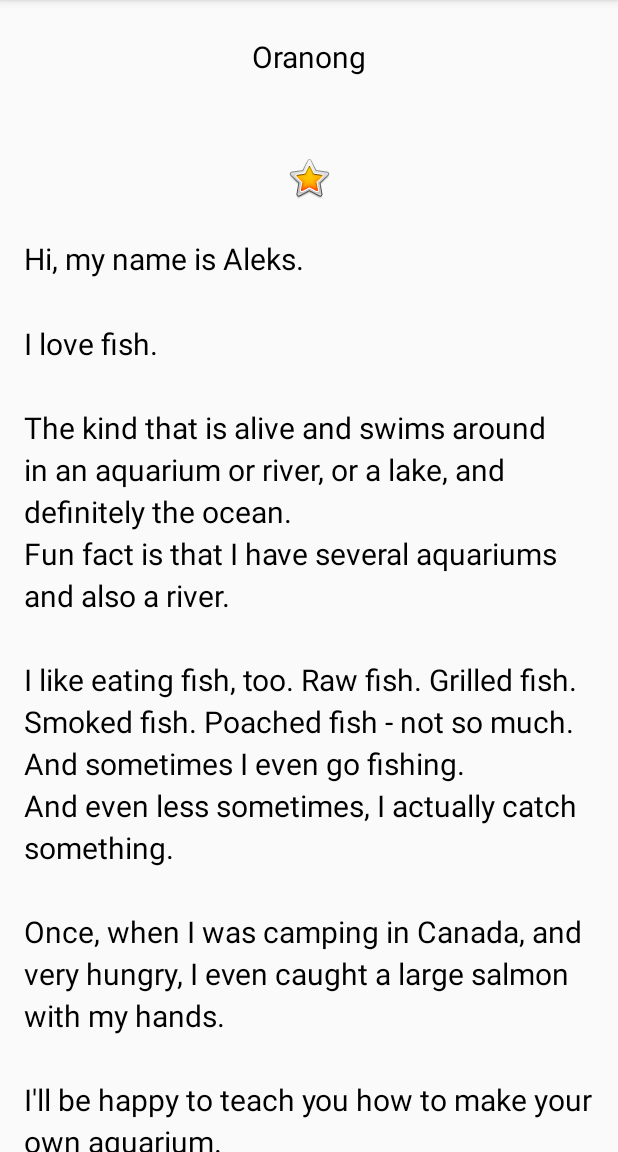
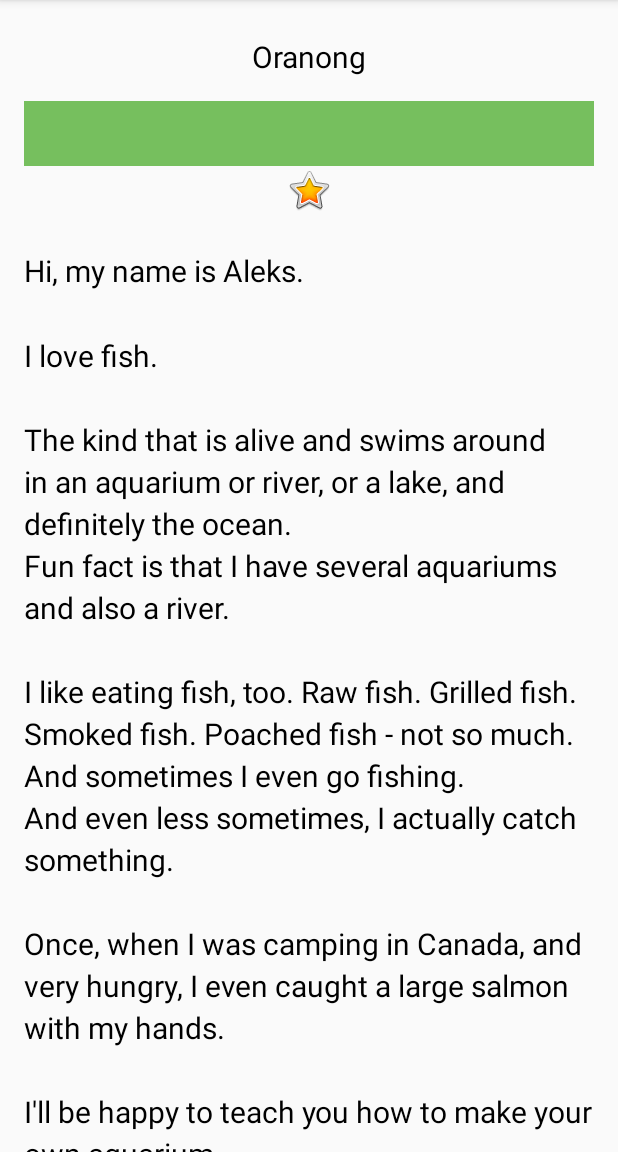
Before and after one commit to OPivv13/AboutMe, an Android app: the screen it shows after launch (MainActivity), after a tap on "DONE", on a phone screen of 412 x 824 dp, the part 84-1236 px from its top. Run offline under Robolectric (Android 15) with nearby library versions, the phone set to English and light mode, and no system bars; Roboto replaces fonts that are not available here.

```diff
--- a/app/src/main/res/layout/activity_main.xml
+++ b/app/src/main/res/layout/activity_main.xml
@@ -33,7 +33,8 @@
             android:layout_width="match_parent"
             android:layout_height="wrap_content" android:id="@+id/nickname_text"
             style="@style/NameStyle" android:textAlignment="center"
-            android:visibility="gone"/>
+            android:visibility="gone" android:background="@color/colorAccent"
+            android:paddingBottom="@dimen/small_padding"/>
     <ImageView
             android:layout_width="match_parent"
             android:layout_height="wrap_content" app:srcCompat="@android:drawable/btn_star_big_on"
```
Also changed, not shown: app/src/main/java/buu/informatics/cs59160395/aboutme/MainActivity.kt (+18 -0 lines).
